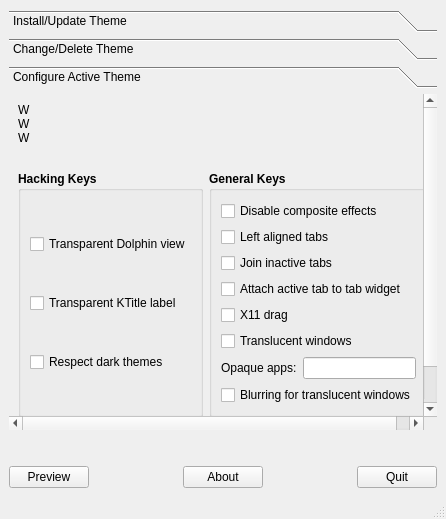
This is Kvantum/kvantummanager/kvantummanager.ui in tsujan/Kvantum as Qt 5 draws it before an edit. The edited form follows.
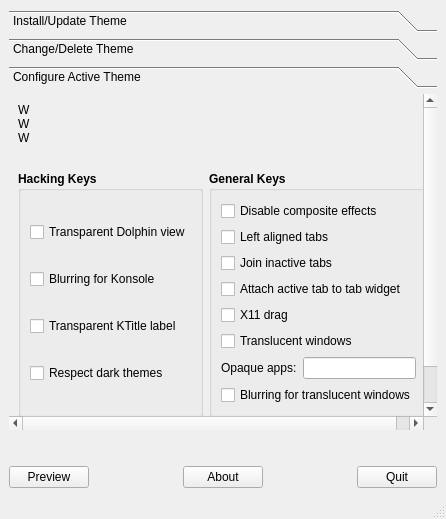
This is the edited form. The open tabs and pages were chosen to show the change. Icons and pictures are not drawn.

Commit message: Added a Konsole hacking key to force blurring.

```diff
--- a/Kvantum/kvantummanager/kvantummanager.ui
+++ b/Kvantum/kvantummanager/kvantummanager.ui
@@ -340,7 +340,7 @@
         <rect>
          <x>0</x>
          <y>0</y>
-         <width>433</width>
+         <width>447</width>
          <height>294</height>
         </rect>
        </property>
@@ -644,6 +644,22 @@
              </property>
             </widget>
            </item>
+           <item>
+            <widget class="QCheckBox" name="konsoleCheckBox">
+             <property name="font">
+              <font>
+               <bold>false</bold>
+              </font>
+             </property>
+             <property name="toolTip">
+              <string>Blur the region behind Konsole's
+transparent screen if possible.</string>
+             </property>
+             <property name="text">
+              <string>Blurring for Konsole</string>
+             </property>
+            </widget>
+           </item>
            <item>
             <widget class="QCheckBox" name="checkBox2">
              <property name="font">
```
Left out of the diff: 6 changed lines with no effect on the pictures. The commit also changes 10 other files.
